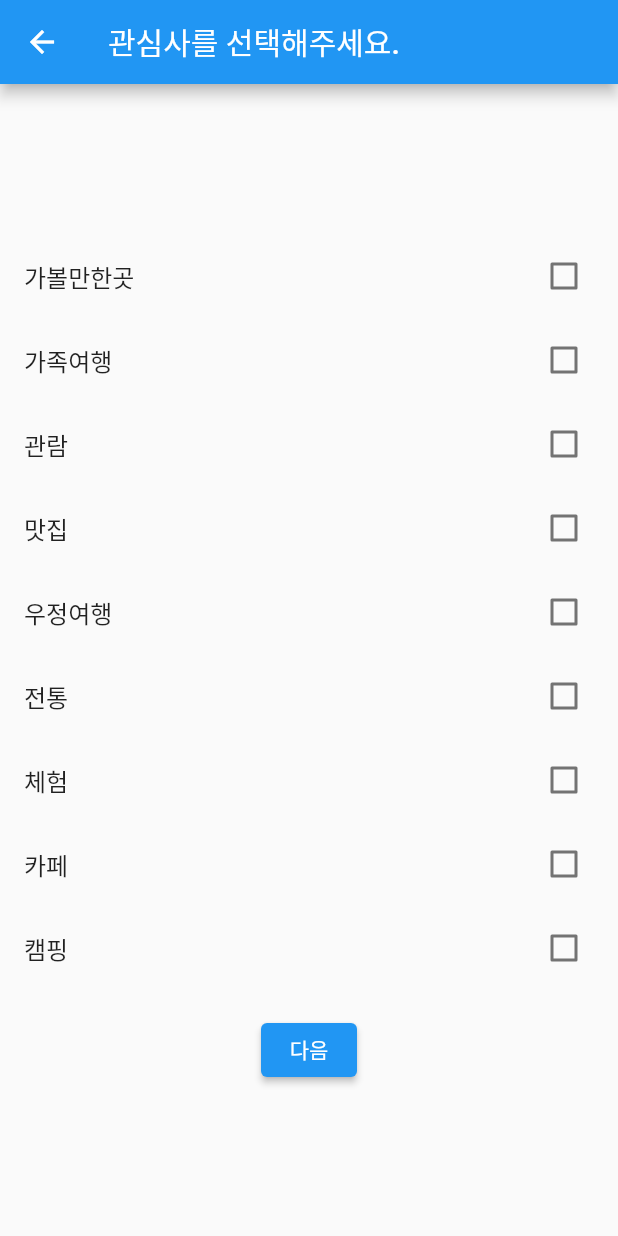
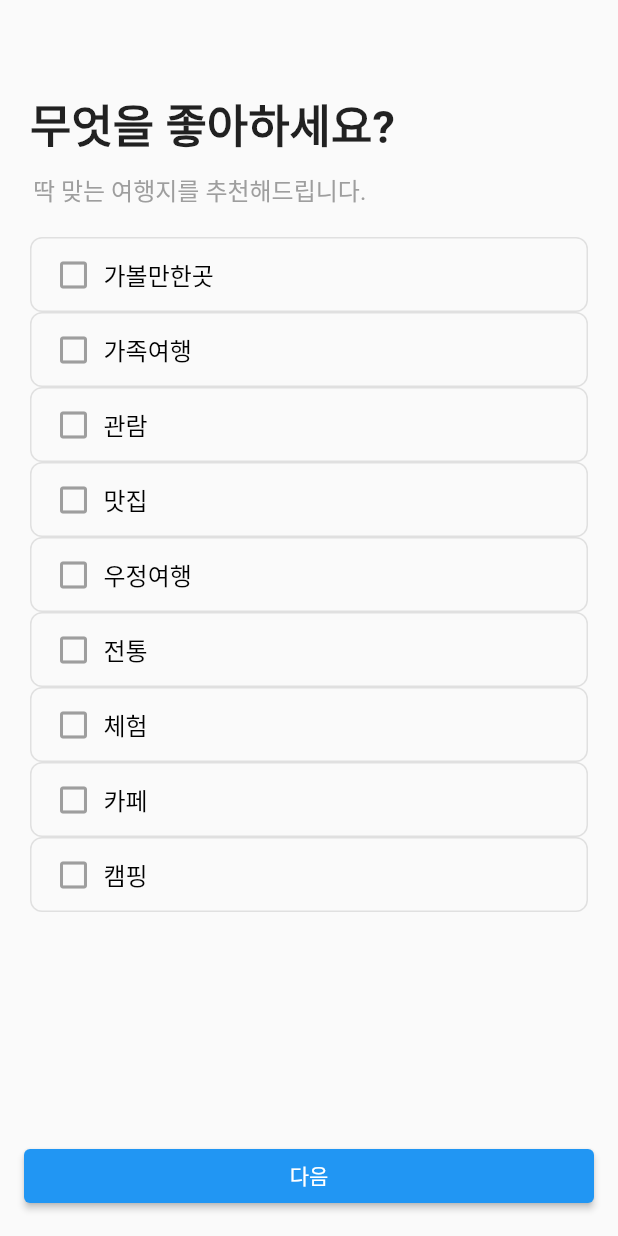
Before and after one commit to sb8919/travelplus_app, a Flutter app: the screen it shows after launch, after a tap on "시작하기", on a phone screen of 412 x 824 dp. Run offline on Flutter 3.47's test engine with Material 2 defaults, Android fonts, the phone set to English and light mode, and no system bars; Roboto replaces fonts that are missing (JejuGothic).

Commit message:
디자인 추가 기능 및 데이터베이스를 받아오기 위해 코드 수정 및 부분 앱 바 삭제 후 버튼 추가

```diff
--- a/lib/Interests.dart
+++ b/lib/Interests.dart
@@ -23,81 +23,91 @@ class _InterestsPageState extends State<InterestsPage> {
     });
   }
 
+  Widget buildInterestTile(String title, bool isActive) {
+    return InkWell(
+      onTap: () {
+        toggleInterest(title);
+      },
+      child: Container(
+        decoration: BoxDecoration(
+          border: Border.all(
+            color: isActive ? Colors.blue : Colors.grey.shade300,
+            width: isActive ? 2.0 : 1.0,
+          ),
+          borderRadius: BorderRadius.circular(8.0),
+        ),
+        padding: EdgeInsets.symmetric(vertical: 12.0, horizontal: 16.0),
+        child: Row(
+          children: [
+            Icon(
+              isActive ? Icons.check_box : Icons.check_box_outline_blank,
+              color: isActive ? Colors.blue : Colors.grey.shade500,
+            ),
+            SizedBox(width: 8.0),
+            Text(
+              title,
+              style: TextStyle(
+                fontSize: 16.0,
+                color: isActive ? Colors.blue : Colors.black,
+              ),
+            ),
+          ],
+        ),
+      ),
+    );
+  }
+
   @override
   Widget build(BuildContext context) {
     return Scaffold(
-      appBar: AppBar(
-        title: Text('관심사를 선택해주세요.'),
-      ),
-      body: Center(
-        child: Column(
-          mainAxisAlignment: MainAxisAlignment.center,
-          children: <Widget>[
-            CheckboxListTile(
-              title: Text('가볼만한곳'),
-              value: selectedInterests.contains('가볼만한곳'),
-              onChanged: (bool? value) {
-                toggleInterest('가볼만한곳');
-              },
+      body: Column(
+        crossAxisAlignment: CrossAxisAlignment.stretch,
+        children: <Widget>[
+          SizedBox(height: 60.0),
+          Padding(
+            padding: EdgeInsets.symmetric(horizontal: 20.0),
+            child: Text(
+              '무엇을 좋아하세요?',
+              style: TextStyle(
+                fontSize: 30.0,
+                fontWeight: FontWeight.bold,
+              ),
             ),
-            CheckboxListTile(
-              title: Text('가족여행'),
-              value: selectedInterests.contains('가족여행'),
-              onChanged: (bool? value) {
-                toggleInterest('가족여행');
-              },
+          ),
+          SizedBox(height: 10.0),
+          Padding(
+            padding: EdgeInsets.symmetric(horizontal: 22.0),
+            child: Text(
+              '딱 맞는 여행지를 추천해드립니다.',
+              style: TextStyle(
+                fontSize: 16.0,
+                color: Colors.grey.shade500,
+              ),
             ),
-            CheckboxListTile(
-              title: Text('관람'),
-              value: selectedInterests.contains('관람'),
-              onChanged: (bool? value) {
-                toggleInterest('관람');
-              },
+          ),
+          SizedBox(height: 20.0), // 간격을 넓히기 위한 SizedBox 추가
+          Expanded(
+            child: Padding(
+              padding: EdgeInsets.symmetric(horizontal: 20.0),
+              child: Column(
+                children: <Widget>[
+                  buildInterestTile('가볼만한곳', selectedInterests.contains('가볼만한곳')),
+                  buildInterestTile('가족여행', selectedInterests.contains('가족여행')),
+                  buildInterestTile('관람', selectedInterests.contains('관람')),
+                  buildInterestTile('맛집', selectedInterests.contains('맛집')),
+                  buildInterestTile('우정여행', selectedInterests.contains('우정여행')),
+                  buildInterestTile('전통', selectedInterests.contains('전통')),
+                  buildInterestTile('체험', selectedInterests.contains('체험')),
+                  buildInterestTile('카페', selectedInterests.contains('카페')),
+                  buildInterestTile('캠핑', selectedInterests.contains('캠핑')),
+                ],
+              ),
             ),
-            CheckboxListTile(
-              title: Text('맛집'),
-              value: selectedInterests.contains('맛집'),
-              onChanged: (bool? value) {
-                toggleInterest('맛집');
-              },
-            ),
-            CheckboxListTile(
-              title: Text('우정여행'),
-              value: selectedInterests.contains('우정여행'),
-              onChanged: (bool? value) {
-                toggleInterest('우정여행');
-              },
-            ),
-            CheckboxListTile(
-              title: Text('전통'),
-              value: selectedInterests.contains('전통'),
-              onChanged: (bool? value) {
-                toggleInterest('전통');
-              },
-            ),
-            CheckboxListTile(
-              title: Text('체험'),
-              value: selectedInterests.contains('체험'),
-              onChanged: (bool? value) {
-                toggleInterest('체험');
-              },
-            ),
-            CheckboxListTile(
-              title: Text('카페'),
-              value: selectedInterests.contains('카페'),
-              onChanged: (bool? value) {
-                toggleInterest('카페');
-              },
-            ),
-            CheckboxListTile(
-              title: Text('캠핑'),
-              value: selectedInterests.contains('캠핑'),
-              onChanged: (bool? value) {
-                toggleInterest('캠핑');
-              },
-            ),
-            SizedBox(height: 16),
-            ElevatedButton(
+          ),
+          SizedBox(height: 10.0), // 간격을 넓히기 위한 SizedBox 추가
+          Padding(
+            padding: EdgeInsets.symmetric(horizontal: 16.0),
+            child: ElevatedButton(
               onPressed: () {
                 print('Selected Interests: $selectedInterests'); // 선택된 관심사 출력
 
@@ -110,8 +120,9 @@ class _InterestsPageState extends State<InterestsPage> {
               },
               child: Text('다음'),
             ),
-          ],
-        ),
+          ),
+          SizedBox(height: 16.0),
+        ],
       ),
     );
   }
```
Also changed, not shown: lib/join.dart (+21 -0 lines), lib/login.dart (+17 -0 lines), lib/region.dart (+60 -16 lines).
